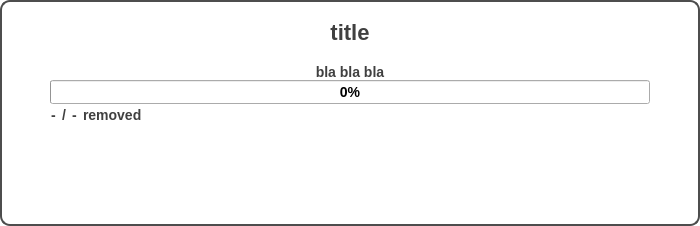
Qt form uiFiles/progress.ui (DORSA-co/Paticle_Size_Analyser) before a commit.
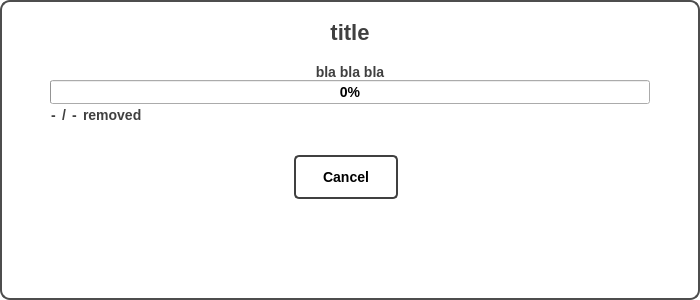
The same form after that commit. Icons and pictures are not drawn.

Commit message: cancel removing samples progress added

Patch:
```diff
--- a/uiFiles/progress.ui
+++ b/uiFiles/progress.ui
@@ -7,7 +7,7 @@
     <x>0</x>
     <y>0</y>
     <width>700</width>
-    <height>226</height>
+    <height>300</height>
    </rect>
   </property>
   <property name="sizePolicy">
@@ -19,13 +19,13 @@
   <property name="minimumSize">
    <size>
     <width>700</width>
-    <height>200</height>
+    <height>300</height>
    </size>
   </property>
   <property name="maximumSize">
    <size>
     <width>700</width>
-    <height>300</height>
+    <height>400</height>
    </size>
   </property>
   <property name="windowTitle">
@@ -326,6 +326,38 @@
        </layout>
       </widget>
      </item>
+     <item>
+      <widget class="QFrame" name="buttons_frame">
+       <property name="minimumSize">
+        <size>
+         <width>0</width>
+         <height>75</height>
+        </size>
+       </property>
+       <property name="styleSheet">
+        <string notr="true">QPushButton{
+
+	border: 2px solid #404040;
+	max-width:100px;
+}</string>
+       </property>
+       <layout class="QHBoxLayout" name="horizontalLayout_3">
+        <property name="leftMargin">
+         <number>1</number>
+        </property>
+        <property name="topMargin">
+         <number>20</number>
+        </property>
+        <item>
+         <widget class="QPushButton" name="cancel_btn">
+          <property name="text">
+           <string>Cancel</string>
+          </property>
+         </widget>
+        </item>
+       </layout>
+      </widget>
+     </item>
      <item>
       <spacer name="verticalSpacer_3">
        <property name="orientation">
```
Left out of the diff: 4 changed lines with no effect on the pictures. The commit also changes 8 other files.
